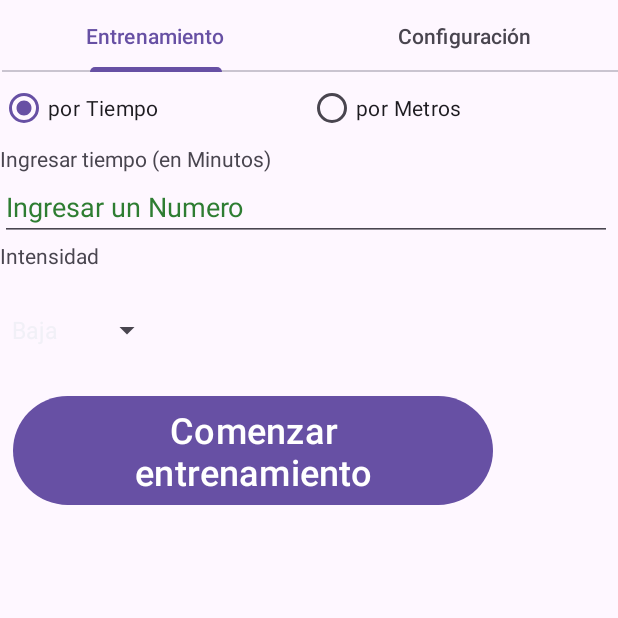
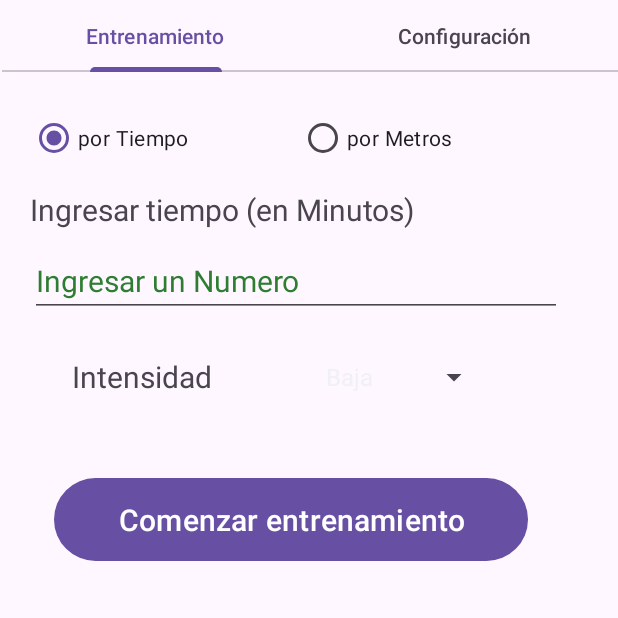
Before and after one commit to Facundojimenez/biciSmartAndroid, an Android app: the TrainingSetupFragment screen opened directly, with no data from a screen before it, on a phone screen of 412 x 824 dp, the top half of it. Run offline under Robolectric (Android 15) with nearby library versions, the phone set to English and light mode, and no system bars; 1 statement that could not run was skipped.

Commit message:
mejoras en el fragment de pre training setup

```diff
--- a/app/src/main/java/com/example/bicismart/MainActivity.java
+++ b/app/src/main/java/com/example/bicismart/MainActivity.java
@@ -29,7 +29,6 @@
     }
 
     public void goToPreTrainingScreen(View view){
-        System.out.println("PRueba de clcikkkkkkkkkkkkk");
         Intent intent = new Intent(this, BluetoothActivity.class);
         startActivity(intent);
     }
--- a/app/src/main/res/layout/tr_fragment_media_setup.xml
+++ b/app/src/main/res/layout/tr_fragment_media_setup.xml
@@ -10,12 +10,13 @@
         android:layout_width="match_parent"
         android:layout_height="match_parent"
         android:background="#D2FBFB"
-        android:orientation="vertical">
+        android:orientation="vertical"
+        android:padding="20dp">
 
         <TableLayout
             android:id="@+id/tableLayout"
             android:layout_width="match_parent"
-            android:layout_height="578dp"
+            android:layout_height="275dp"
             android:gravity="center_horizontal|center_vertical">
 
             <TableRow
@@ -27,7 +28,8 @@
                     android:id="@+id/textView2"
                     android:layout_width="wrap_content"
                     android:layout_height="wrap_content"
-                    android:text="Cambiar música dinámica" />
+                    android:text="Cambiar música dinámica"
+                    android:textSize="18sp" />
 
                 <Switch
                     android:id="@+id/switch_music"
@@ -45,9 +47,10 @@
 
                 <TextView
                     android:id="@+id/textView3"
-                    android:layout_width="wrap_content"
-                    android:layout_height="wrap_content"
-                    android:text="Controlar entrenamiento con sensores" />
+                    android:layout_width="255dp"
+                    android:layout_height="65dp"
+                    android:text="Controlar entrenamiento con sensores"
+                    android:textSize="18sp" />
 
                 <Switch
                     android:id="@+id/switch_sensor"
@@ -59,15 +62,16 @@
             </TableRow>
 
             <TableRow
-                android:layout_width="match_parent"
-                android:layout_height="match_parent"
+                android:layout_width="323dp"
+                android:layout_height="wrap_content"
                 android:padding="15dp">
 
                 <TextView
                     android:id="@+id/textView4"
-                    android:layout_width="wrap_content"
-                    android:layout_height="wrap_content"
-                    android:text="Habilitar buzzer" />
+                    android:layout_width="210dp"
+                    android:layout_height="36dp"
+                    android:text="Habilitar buzzer"
+                    android:textSize="18sp" />
 
                 <Switch
                     android:id="@+id/switch_buzzer"
@@ -82,11 +86,12 @@
 
         <Button
             android:id="@+id/btn_save"
-            android:layout_width="115dp"
+            android:layout_width="152dp"
             android:layout_height="55dp"
             android:layout_gravity="center_horizontal"
             android:text="Guardar"
-            android:textAlignment="center" />
+            android:textAlignment="center"
+            android:textSize="20dp" />
 
     </LinearLayout>
 
--- a/app/src/main/res/layout/tr_fragment_training_setup.xml
+++ b/app/src/main/res/layout/tr_fragment_training_setup.xml
@@ -1,16 +1,24 @@
 <?xml version="1.0" encoding="utf-8"?>
-<FrameLayout xmlns:android="http://schemas.android.com/apk/res/android"
+<androidx.constraintlayout.widget.ConstraintLayout xmlns:android="http://schemas.android.com/apk/res/android"
     xmlns:app="http://schemas.android.com/apk/res-auto"
     xmlns:tools="http://schemas.android.com/tools"
     android:layout_width="match_parent"
     android:layout_height="match_parent"
+    android:padding="20dp"
     tools:context=".TrainingSetupFragment">
 
-    <LinearLayout
+    <TableLayout
         android:layout_width="match_parent"
         android:layout_height="match_parent"
-        android:orientation="vertical"
-        tools:ignore="UselessParent">
+        app:layout_constraintEnd_toEndOf="parent"
+        app:layout_constraintHorizontal_bias="0.5"
+        app:layout_constraintStart_toStartOf="parent"
+        app:layout_constraintTop_toTopOf="parent">
+
+        <TableRow
+            android:layout_width="match_parent"
+            android:layout_height="match_parent"
+            android:layout_marginBottom="10dp">
 
             <RadioGroup
                 android:id="@+id/radioGroup"
@@ -21,24 +29,38 @@
 
                 <RadioButton
                     android:id="@+id/btn_tiempo"
-                android:layout_width="205dp"
+                    android:layout_width="179dp"
                     android:layout_height="wrap_content"
                     android:checked="true"
                     android:text="por Tiempo" />
 
                 <RadioButton
                     android:id="@+id/btn_metros"
-                android:layout_width="205dp"
+                    android:layout_width="175dp"
                     android:layout_height="wrap_content"
                     android:text="por Metros" />
 
             </RadioGroup>
+        </TableRow>
+
+        <TableRow
+            android:layout_width="match_parent"
+            android:layout_height="match_parent"
+            android:layout_marginBottom="10dp">
 
             <TextView
                 android:id="@+id/tvEntrenamiento"
                 android:layout_width="match_parent"
                 android:layout_height="wrap_content"
-            android:text="Ingresar tiempo (en Minutos)" />
+                android:ems="10"
+                android:text="Ingresar tiempo (en Minutos)"
+                android:textSize="20sp" />
+        </TableRow>
+
+        <TableRow
+            android:layout_width="match_parent"
+            android:layout_height="match_parent"
+            android:layout_marginBottom="10dp">
 
             <EditText
                 android:id="@+id/et_parametro_Entrenamiento"
@@ -49,32 +71,68 @@
                 android:importantForAutofill="no"
                 android:inputType="number"
                 android:textColorHint="#2E7D32"
+                android:textSize="20sp"
                 tools:ignore="TouchTargetSizeCheck,VisualLintBounds" />
+        </TableRow>
+
+        <TableRow
+            android:layout_width="match_parent"
+            android:layout_height="match_parent"
+            android:layout_marginBottom="20px">
+
+            <androidx.constraintlayout.widget.ConstraintLayout
+                android:layout_width="match_parent"
+                android:layout_height="match_parent">
 
                 <TextView
                     android:id="@+id/tvIntensidad"
-            android:layout_width="match_parent"
-            android:layout_height="wrap_content"
-            android:text="Intensidad" />
+                    android:layout_width="140dp"
+                    android:layout_height="28dp"
+                    android:layout_marginStart="28dp"
+                    android:layout_marginTop="16dp"
+                    android:text="Intensidad"
+                    android:textSize="20sp"
+                    app:layout_constraintStart_toStartOf="parent"
+                    app:layout_constraintTop_toTopOf="parent" />
 
                 <Spinner
                     android:id="@+id/spinner_Intensidad"
-            android:layout_width="wrap_content"
-            android:layout_height="wrap_content"
-            android:minHeight="80dp" />
+                    android:layout_width="117dp"
+                    android:layout_height="52dp"
+                    android:layout_marginTop="4dp"
+                    android:layout_marginEnd="48dp"
+                    android:minHeight="80dp"
+                    app:layout_constraintEnd_toEndOf="parent"
+                    app:layout_constraintTop_toTopOf="parent" />
+            </androidx.constraintlayout.widget.ConstraintLayout>
+
+        </TableRow>
+
+        <TableRow
+            android:layout_width="221dp"
+            android:layout_height="77dp"
+            android:gravity="bottom"
+            android:orientation="vertical">
+
+            <androidx.constraintlayout.widget.ConstraintLayout
+                android:layout_width="match_parent"
+                android:layout_height="match_parent">
 
                 <Button
                     android:id="@+id/btn_start"
-            android:layout_width="wrap_content"
-            android:layout_height="wrap_content"
+                    android:layout_width="316dp"
+                    android:layout_height="63dp"
                     android:layout_gravity="center_horizontal"
-            android:layout_marginEnd="35dp"
-            android:layout_marginBottom="96dp"
-            android:gravity="center_horizontal"
+                    android:layout_marginStart="16dp"
+                    android:layout_marginTop="24dp"
                     android:text="Comenzar entrenamiento"
                     android:textAlignment="center"
-            android:textSize="24sp" />
+                    android:textSize="20sp"
+                    app:layout_constraintStart_toStartOf="parent"
+                    app:layout_constraintTop_toTopOf="parent" />
+            </androidx.constraintlayout.widget.ConstraintLayout>
 
-    </LinearLayout>
+        </TableRow>
+    </TableLayout>
 
-</FrameLayout>
+</androidx.constraintlayout.widget.ConstraintLayout>
```
Lines whose indentation alone changed are shown as unchanged.
